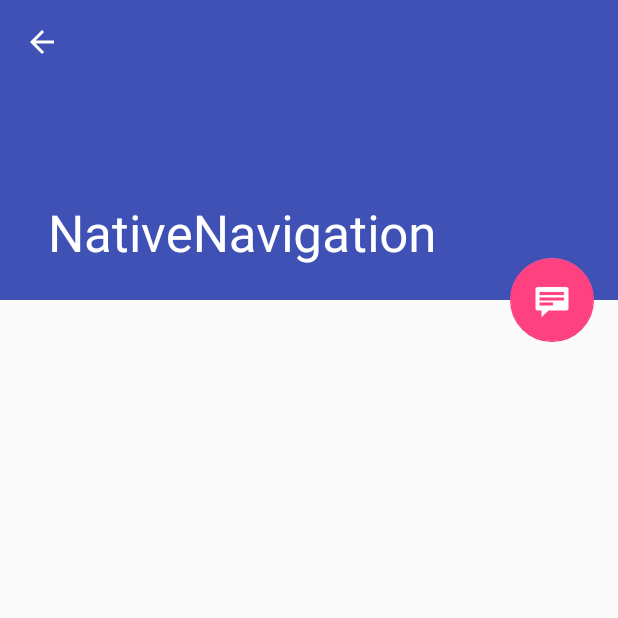
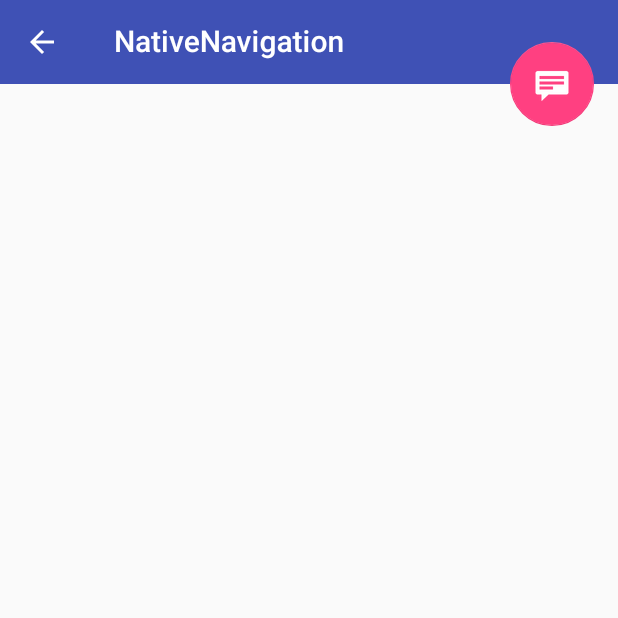
Before and after one commit to adamski/juce-native-navigation, an Android app: the screen it shows after launch (JuceActivity), on a phone screen of 412 x 824 dp, the top half of it. Run offline under Robolectric (Android 15) with nearby library versions, the phone set to English and light mode, and no system bars; 4 statements that could not run were skipped.

Commit message:
set app bar to collapsed

```diff
--- a/Builds/AndroidStudio/app/src/main/java/com/codegarden/nativenavigation/JuceActivity.java
+++ b/Builds/AndroidStudio/app/src/main/java/com/codegarden/nativenavigation/JuceActivity.java
@@ -24,6 +24,7 @@
 
 package com.codegarden.nativenavigation;
 
+import android.support.design.widget.AppBarLayout;
 import android.support.design.widget.CoordinatorLayout;
 import android.support.v4.widget.NestedScrollView;
 import android.support.v7.app.AppCompatActivity;
@@ -86,6 +87,8 @@ public class JuceActivity   extends AppCompatActivity
         LinearLayout detailContainer = (LinearLayout) findViewById(R.id.item_detail_container);
         detailContainer.removeAllViews();
         detailContainer.addView(viewHolder);
+        AppBarLayout appBarLayout = (AppBarLayout) findViewById(R.id.app_bar);
+        appBarLayout.setExpanded(false, false);
 
         Toolbar toolbar = (Toolbar) findViewById(R.id.detail_toolbar);
         setSupportActionBar(toolbar);
```
